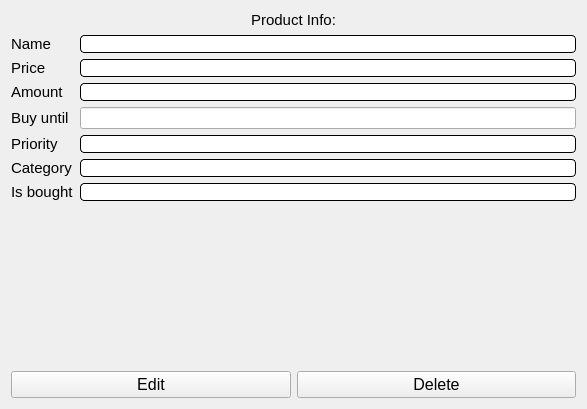
Old version of the form src/Client/View/MainPage/Product/ProductViewSubPage/ProductViewSubPage.ui in the repository iodream/Spend-Note.
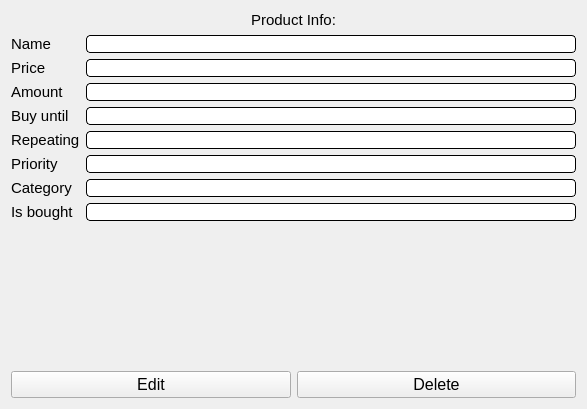
New version of the form. Icons and pictures are not drawn.

Commit message: added elements for repeating incomes and expenses

What changed in the file:
```diff
--- a/src/Client/View/MainPage/Product/ProductViewSubPage/ProductViewSubPage.ui
+++ b/src/Client/View/MainPage/Product/ProductViewSubPage/ProductViewSubPage.ui
@@ -110,7 +110,7 @@
        </property>
       </widget>
      </item>
-     <item row="4" column="0">
+     <item row="5" column="0">
       <widget class="QLabel" name="PriorityLabel">
        <property name="font">
         <font>
@@ -122,7 +122,7 @@
        </property>
       </widget>
      </item>
-     <item row="4" column="1">
+     <item row="5" column="1">
       <widget class="QLineEdit" name="Priority">
        <property name="styleSheet">
         <string notr="true">    border-width: 1px;   border-style: solid;    border-radius: 4px;</string>
@@ -132,7 +132,7 @@
        </property>
       </widget>
      </item>
-     <item row="6" column="0">
+     <item row="7" column="0">
       <widget class="QLabel" name="IsBoughtLabel">
        <property name="font">
         <font>
@@ -144,7 +144,7 @@
        </property>
       </widget>
      </item>
-     <item row="5" column="0">
+     <item row="6" column="0">
       <widget class="QLabel" name="CategoryLabel">
        <property name="font">
         <font>
@@ -156,17 +156,17 @@
        </property>
       </widget>
      </item>
-     <item row="5" column="1">
-      <widget class="QLineEdit" name="Category">
-       <property name="styleSheet">
-        <string notr="true">    border-width: 1px;   border-style: solid;    border-radius: 4px;</string>
-       </property>
-       <property name="readOnly">
-        <bool>true</bool>
-       </property>
-      </widget>
-     </item>
      <item row="6" column="1">
+      <widget class="QLineEdit" name="Category">
+       <property name="styleSheet">
+        <string notr="true">    border-width: 1px;   border-style: solid;    border-radius: 4px;</string>
+       </property>
+       <property name="readOnly">
+        <bool>true</bool>
+       </property>
+      </widget>
+     </item>
+     <item row="7" column="1">
       <widget class="QLineEdit" name="IsBought">
        <property name="styleSheet">
         <string notr="true">    border-width: 1px;   border-style: solid;    border-radius: 4px;</string>
@@ -178,11 +178,36 @@
      </item>
      <item row="3" column="1">
       <widget class="QLineEdit" name="BuyUntil">
+       <property name="styleSheet">
+        <string notr="true">    border-width: 1px;   border-style: solid;    border-radius: 4px;</string>
+       </property>
        <property name="readOnly">
         <bool>true</bool>
        </property>
       </widget>
      </item>
+     <item row="4" column="0">
+      <widget class="QLabel" name="RepeatLabel">
+       <property name="font">
+        <font>
+         <pointsize>11</pointsize>
+        </font>
+       </property>
+       <property name="text">
+        <string>Repeating</string>
+       </property>
+      </widget>
+     </item>
+     <item row="4" column="1">
+      <widget class="QLineEdit" name="RepeatSelect">
+       <property name="enabled">
+        <bool>false</bool>
+       </property>
+       <property name="styleSheet">
+        <string notr="true">    border-width: 1px;   border-style: solid;    border-radius: 4px;</string>
+       </property>
+      </widget>
+     </item>
     </layout>
    </item>
    <item>
```
The commit also changes 5 other files.
